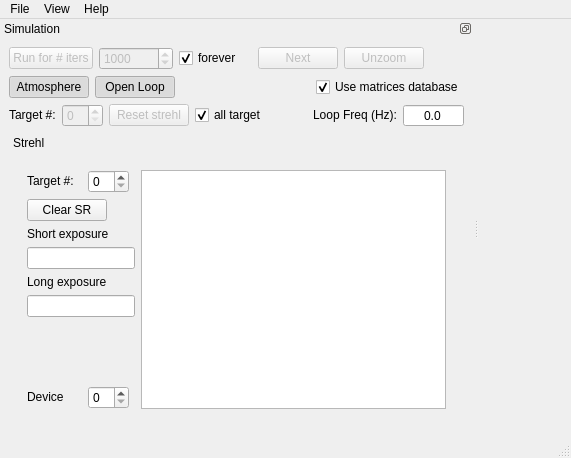
Before: the Qt Designer form shesha/shesha/widgets/widget_ao.ui in COSMIC-RTC/compass, drawn with Qt 5.
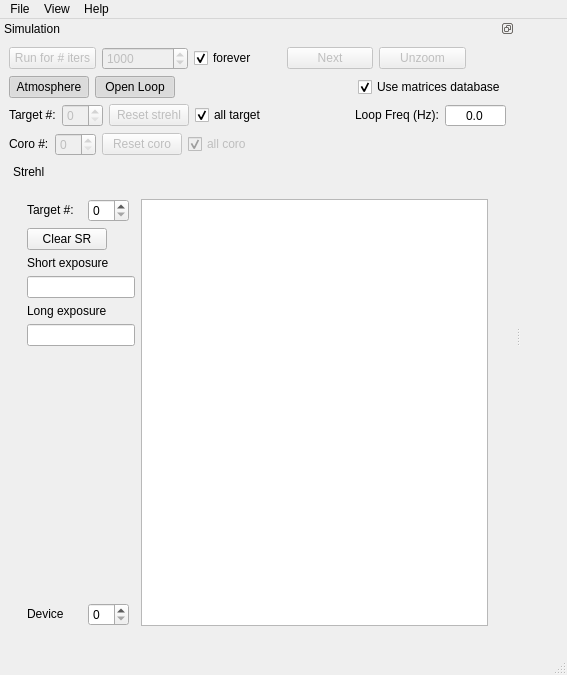
After: the same form once the commit is applied. Custom widgets are drawn as their Qt base class.

Commit message: Debug pconfig corono handle, Add corono reset button in widget

The edit to the form file:
```diff
--- a/shesha/shesha/widgets/widget_ao.ui
+++ b/shesha/shesha/widgets/widget_ao.ui
@@ -6,8 +6,8 @@
    <rect>
     <x>0</x>
     <y>0</y>
-    <width>571</width>
-    <height>458</height>
+    <width>567</width>
+    <height>675</height>
    </rect>
   </property>
   <property name="sizePolicy">
@@ -32,8 +32,8 @@
     <rect>
      <x>0</x>
      <y>0</y>
-     <width>571</width>
-     <height>19</height>
+     <width>567</width>
+     <height>20</height>
     </rect>
    </property>
    <widget class="QMenu" name="menuFile">
@@ -392,6 +392,93 @@
        </item>
       </layout>
      </item>
+     <item>
+      <layout class="QHBoxLayout" name="button_coro">
+       <item>
+        <widget class="QLabel" name="label_61">
+         <property name="enabled">
+          <bool>true</bool>
+         </property>
+         <property name="sizePolicy">
+          <sizepolicy hsizetype="Preferred" vsizetype="Fixed">
+           <horstretch>0</horstretch>
+           <verstretch>0</verstretch>
+          </sizepolicy>
+         </property>
+         <property name="text">
+          <string>Coro #:</string>
+         </property>
+        </widget>
+       </item>
+       <item>
+        <widget class="QSpinBox" name="wao_resetCoro_coroNum">
+         <property name="enabled">
+          <bool>false</bool>
+         </property>
+         <property name="sizePolicy">
+          <sizepolicy hsizetype="Preferred" vsizetype="Fixed">
+           <horstretch>0</horstretch>
+           <verstretch>0</verstretch>
+          </sizepolicy>
+         </property>
+        </widget>
+       </item>
+       <item>
+        <widget class="QPushButton" name="wao_resetCoro">
+         <property name="enabled">
+          <bool>false</bool>
+         </property>
+         <property name="sizePolicy">
+          <sizepolicy hsizetype="Preferred" vsizetype="Fixed">
+           <horstretch>0</horstretch>
+           <verstretch>0</verstretch>
+          </sizepolicy>
+         </property>
+         <property name="text">
+          <string>Reset coro</string>
+         </property>
+        </widget>
+       </item>
+       <item>
+        <widget class="QCheckBox" name="wao_allCoro">
+         <property name="enabled">
+          <bool>false</bool>
+         </property>
+         <property name="sizePolicy">
+          <sizepolicy hsizetype="Preferred" vsizetype="Fixed">
+           <horstretch>0</horstretch>
+           <verstretch>0</verstretch>
+          </sizepolicy>
+         </property>
+         <property name="text">
+          <string>all coro</string>
+         </property>
+         <property name="checked">
+          <bool>true</bool>
+         </property>
+        </widget>
+       </item>
+       <item>
+        <spacer name="horizontalSpacer_3">
+         <property name="sizePolicy">
+          <sizepolicy hsizetype="Minimum" vsizetype="Minimum">
+           <horstretch>0</horstretch>
+           <verstretch>0</verstretch>
+          </sizepolicy>
+         </property>
+         <property name="orientation">
+          <enum>Qt::Horizontal</enum>
+         </property>
+         <property name="sizeHint" stdset="0">
+          <size>
+           <width>254</width>
+           <height>20</height>
+          </size>
+         </property>
+        </spacer>
+       </item>
+      </layout>
+     </item>
      <item>
       <widget class="QDockWidget" name="wao_SRDock">
        <property name="enabled">
```
The commit also changes 3 other files.
